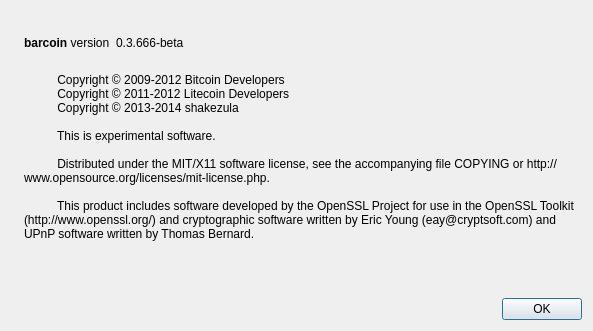
First picture: the form in src/qt/forms/aboutdialog.ui, repository Olliecad1/Olliecoin, before the edit.
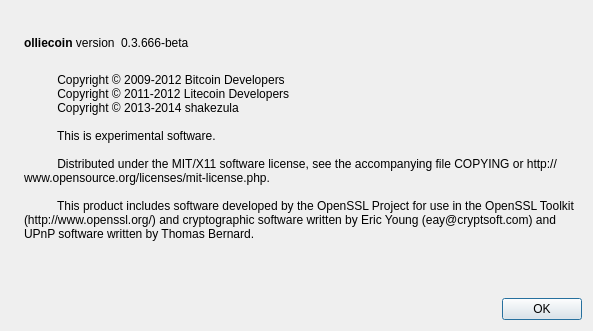
Second picture: the form after the edit. Icons and pictures are not drawn.

The edit to the form file:
```diff
--- a/src/qt/forms/aboutdialog.ui
+++ b/src/qt/forms/aboutdialog.ui
@@ -50,7 +50,7 @@
           <cursorShape>IBeamCursor</cursorShape>
          </property>
          <property name="text">
-          <string>&lt;b&gt;barcoin&lt;/b&gt; version</string>
+          <string>&lt;b&gt;olliecoin&lt;/b&gt; version</string>
          </property>
          <property name="textInteractionFlags">
           <set>Qt::LinksAccessibleByMouse|Qt::TextSelectableByKeyboard|Qt::TextSelectableByMouse</set>
```
Left out of the diff: 2 changed lines with no effect on the pictures.
